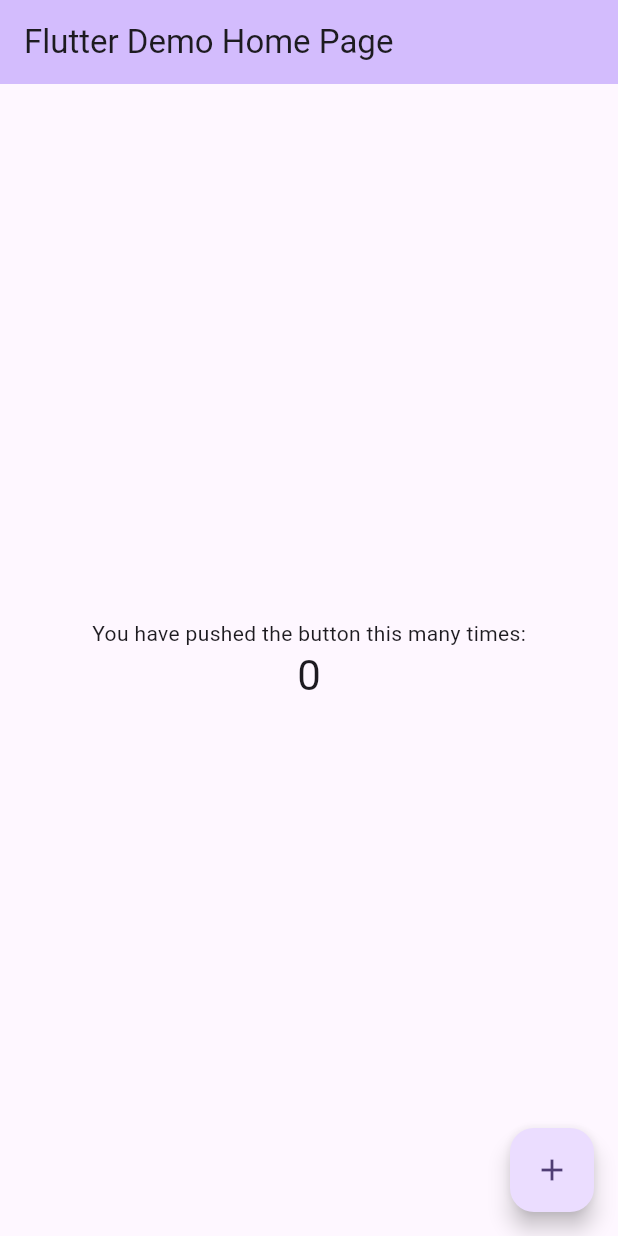
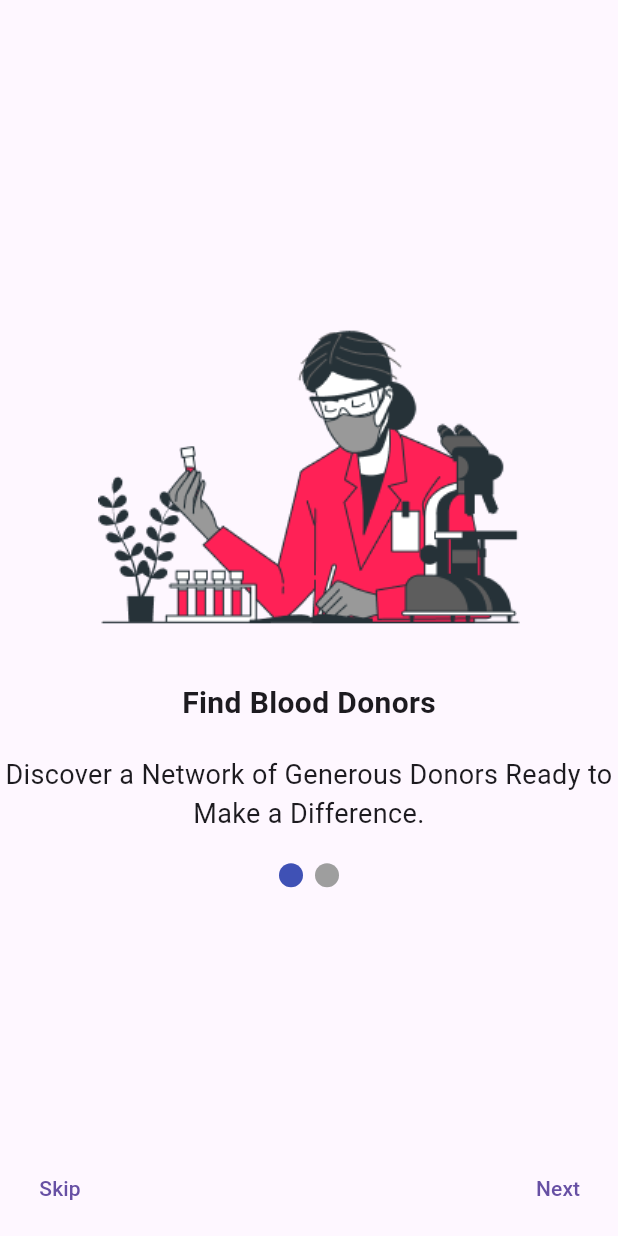
Before and after one commit to sabin6969/blood-donation-flutter-app, a Flutter app: the screen it shows after launch, on a phone screen of 412 x 824 dp. Run offline on Flutter 3.47's test engine with Material 3 defaults, Android fonts, the light colour scheme and no system bars; drawn by our look-alikes of smooth_page_indicator; our stand-ins replace get.

Commit message:
add onboarding page, required dependency

```diff
--- /dev/null
+++ b/lib/constants/app_strings.dart
@@ -0,0 +1,8 @@
+class AppStrings {
+  static String onboardingFirstTitle = "Find Blood Donors";
+  static String onboardingFirstSubtitle =
+      "Discover a Network of Generous Donors Ready to Make a Difference.";
+  static String onboardingSecondTitle = "Post A Blood Request";
+  static String onboardingSecondSubtitle =
+      "Need Blood Urgently? Share Your Request with Our Community and Receive Support Swiftly.";
+}
--- /dev/null
+++ b/lib/constants/image_path.dart
@@ -0,0 +1,6 @@
+class ImagePath {
+  static String onboardingFirstImagePath =
+      "assets/images/onboarding_first_image.png";
+  static String onboardingSecondImagePath =
+      "assets/images/onboarding_second_image.png";
+}
--- a/lib/main.dart
+++ b/lib/main.dart
@@ -1,4 +1,6 @@
+import 'package:blood_donation_flutter_app/views/onboarding_view.dart';
 import 'package:flutter/material.dart';
+import 'package:get/get.dart';
 
 void main() {
   runApp(const MyApp());
@@ -7,119 +9,12 @@
 class MyApp extends StatelessWidget {
   const MyApp({super.key});
 
-  // This widget is the root of your application.
   @override
   Widget build(BuildContext context) {
-    return MaterialApp(
-      title: 'Flutter Demo',
-      theme: ThemeData(
-        // This is the theme of your application.
-        //
-        // TRY THIS: Try running your application with "flutter run". You'll see
-        // the application has a purple toolbar. Then, without quitting the app,
-        // try changing the seedColor in the colorScheme below to Colors.green
-        // and then invoke "hot reload" (save your changes or press the "hot
-        // reload" button in a Flutter-supported IDE, or press "r" if you used
-        // the command line to start the app).
-        //
-        // Notice that the counter didn't reset back to zero; the application
-        // state is not lost during the reload. To reset the state, use hot
-        // restart instead.
-        //
-        // This works for code too, not just values: Most code changes can be
-        // tested with just a hot reload.
-        colorScheme: ColorScheme.fromSeed(seedColor: Colors.deepPurple),
-        useMaterial3: true,
-      ),
-      home: const MyHomePage(title: 'Flutter Demo Home Page'),
+    return GetMaterialApp(
+      home: const OnboardingView(),
+      debugShowCheckedModeBanner: false,
+      theme: ThemeData(),
     );
   }
 }
-
-class MyHomePage extends StatefulWidget {
-  const MyHomePage({super.key, required this.title});
-
-  // This widget is the home page of your application. It is stateful, meaning
-  // that it has a State object (defined below) that contains fields that affect
-  // how it looks.
-
-  // This class is the configuration for the state. It holds the values (in this
-  // case the title) provided by the parent (in this case the App widget) and
-  // used by the build method of the State. Fields in a Widget subclass are
-  // always marked "final".
-
-  final String title;
-
-  @override
-  State<MyHomePage> createState() => _MyHomePageState();
-}
-
-class _MyHomePageState extends State<MyHomePage> {
-  int _counter = 0;
-
-  void _incrementCounter() {
-    setState(() {
-      // This call to setState tells the Flutter framework that something has
-      // changed in this State, which causes it to rerun the build method below
-      // so that the display can reflect the updated values. If we changed
-      // _counter without calling setState(), then the build method would not be
-      // called again, and so nothing would appear to happen.
-      _counter++;
-    });
-  }
-
-  @override
-  Widget build(BuildContext context) {
-    // This method is rerun every time setState is called, for instance as done
-    // by the _incrementCounter method above.
-    //
-    // The Flutter framework has been optimized to make rerunning build methods
-    // fast, so that you can just rebuild anything that needs updating rather
-    // than having to individually change instances of widgets.
-    return Scaffold(
-      appBar: AppBar(
-        // TRY THIS: Try changing the color here to a specific color (to
-        // Colors.amber, perhaps?) and trigger a hot reload to see the AppBar
-        // change color while the other colors stay the same.
-        backgroundColor: Theme.of(context).colorScheme.inversePrimary,
-        // Here we take the value from the MyHomePage object that was created by
-        // the App.build method, and use it to set our appbar title.
-        title: Text(widget.title),
-      ),
-      body: Center(
-        // Center is a layout widget. It takes a single child and positions it
-        // in the middle of the parent.
-        child: Column(
-          // Column is also a layout widget. It takes a list of children and
-          // arranges them vertically. By default, it sizes itself to fit its
-          // children horizontally, and tries to be as tall as its parent.
-          //
-          // Column has various properties to control how it sizes itself and
-          // how it positions its children. Here we use mainAxisAlignment to
-          // center the children vertically; the main axis here is the vertical
-          // axis because Columns are vertical (the cross axis would be
-          // horizontal).
-          //
-          // TRY THIS: Invoke "debug painting" (choose the "Toggle Debug Paint"
-          // action in the IDE, or press "p" in the console), to see the
-          // wireframe for each widget.
-          mainAxisAlignment: MainAxisAlignment.center,
-          children: <Widget>[
-            const Text(
-              'You have pushed the button this many times:',
-            ),
-            Text(
-              '$_counter',
-              style: Theme.of(context).textTheme.headlineMedium,
-            ),
-          ],
-        ),
-      ),
-      floatingActionButton: FloatingActionButton(
-        onPressed: _incrementCounter,
-        tooltip: 'Increment',
-        child: const Icon(Icons.add),
-      ), // This trailing comma makes auto-formatting nicer for build methods.
-    );
-  }
-}
--- /dev/null
+++ b/lib/models/onboarding_content_model.dart
@@ -0,0 +1,11 @@
+class OnboardingContent {
+  final String imagePath;
+  final String mainTitle;
+  final String subTitile;
+
+  OnboardingContent({
+    required this.imagePath,
+    required this.mainTitle,
+    required this.subTitile,
+  });
+}
--- /dev/null
+++ b/lib/views/onboarding_view.dart
@@ -0,0 +1,119 @@
+import 'package:blood_donation_flutter_app/constants/app_strings.dart';
+import 'package:blood_donation_flutter_app/constants/image_path.dart';
+import 'package:blood_donation_flutter_app/models/onboarding_content_model.dart';
+import 'package:flutter/material.dart';
+import 'package:smooth_page_indicator/smooth_page_indicator.dart';
+
+class OnboardingView extends StatefulWidget {
+  const OnboardingView({super.key});
+
+  @override
+  State<OnboardingView> createState() => OnboardingViewState();
+}
+
+class OnboardingViewState extends State<OnboardingView> {
+  List<OnboardingContent> onboadingContents = [
+    OnboardingContent(
+        imagePath: ImagePath.onboardingFirstImagePath,
+        mainTitle: AppStrings.onboardingFirstTitle,
+        subTitile: AppStrings.onboardingFirstSubtitle),
+    OnboardingContent(
+      imagePath: ImagePath.onboardingSecondImagePath,
+      mainTitle: AppStrings.onboardingSecondTitle,
+      subTitile: AppStrings.onboardingSecondSubtitle,
+    ),
+  ];
+
+  PageController pageController = PageController();
+
+  @override
+  Widget build(BuildContext context) {
+    return Scaffold(
+      body: Column(
+        children: [
+          Expanded(
+            flex: 2,
+            child: PageView.builder(
+              physics: const AlwaysScrollableScrollPhysics(),
+              controller: pageController,
+              itemCount: onboadingContents.length,
+              itemBuilder: (context, index) {
+                return Column(
+                  mainAxisAlignment: MainAxisAlignment.spaceEvenly,
+                  children: [
+                    const Spacer(),
+                    Image.asset(
+                      onboadingContents[index].imagePath,
+                    ),
+                    const SizedBox(
+                      height: 20,
+                    ),
+                    Text(
+                      onboadingContents[index].mainTitle,
+                      style: const TextStyle(
+                        fontSize: 20,
+                        fontWeight: FontWeight.bold,
+                      ),
+                    ),
+                    const SizedBox(
+                      height: 20,
+                    ),
+                    Text(
+                      onboadingContents[index].subTitile,
+                      textAlign: TextAlign.center,
+                      style: const TextStyle(
+                        fontSize: 18,
+                        fontWeight: FontWeight.normal,
+                      ),
+                    ),
+                    const SizedBox(
+                      height: 20,
+                    ),
+                    SmoothPageIndicator(
+                      controller: pageController,
+                      onDotClicked: (index) {
+                        pageController.animateToPage(
+                          index,
+                          duration: const Duration(milliseconds: 200),
+                          curve: Curves.easeIn,
+                        );
+                      },
+                      effect: const WormEffect(),
+                      count: 2,
+                    ),
+                    const Spacer(),
+                  ],
+                );
+              },
+            ),
+          ),
+          Padding(
+            padding: const EdgeInsets.all(8.0),
+            child: Row(
+              mainAxisAlignment: MainAxisAlignment.spaceBetween,
+              children: [
+                TextButton(
+                  onPressed: () {},
+                  child: const Text(
+                    "Skip",
+                  ),
+                ),
+                TextButton(
+                  onPressed: () {
+                    pageController.nextPage(
+                      duration: const Duration(milliseconds: 200),
+                      curve: Curves.easeIn,
+                    );
+                  },
+                  child: const Text(
+                    "Next",
+                  ),
+                )
+              ],
+            ),
+          )
+        ],
+      ),
+    );
+  }
+}
```
Also changed, not shown: pubspec.yaml (+9 -2 lines), assets/images/blood_image.png (added), assets/images/onboarding_first_image.png (added), assets/images/onboarding_second_image.png (added), pubspec.lock, 1 other file.
